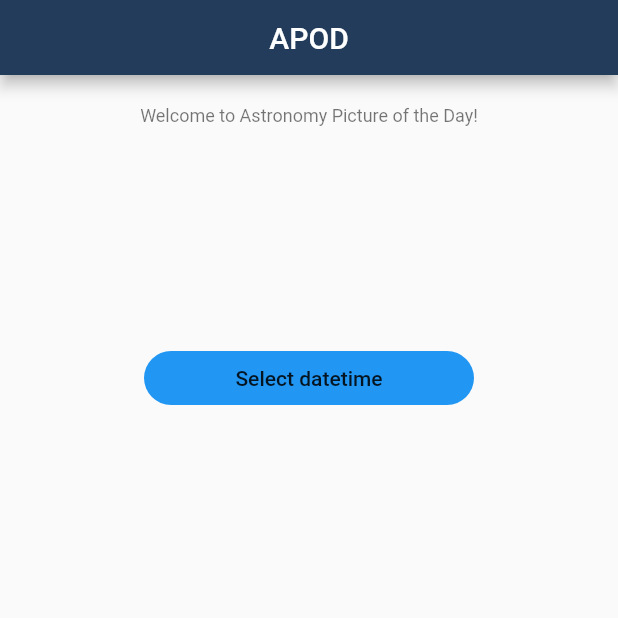
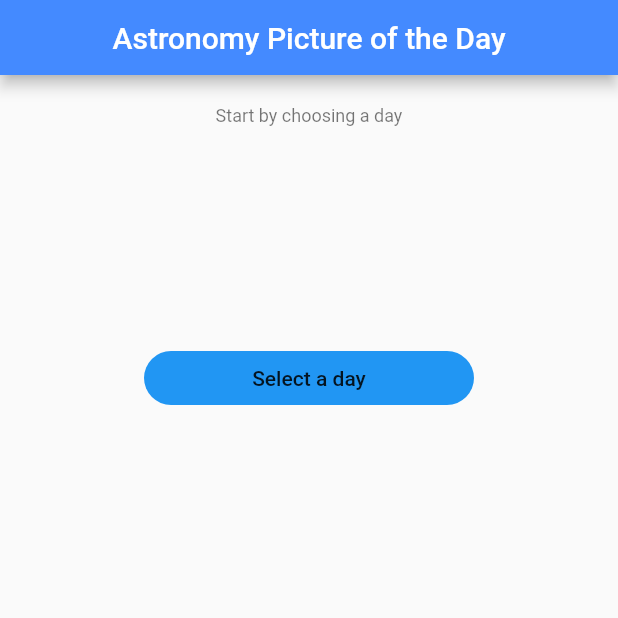
Before and after one commit to leonardodimarchi/nasa-day-picture-app, a Flutter app: the screen it shows after launch, on a phone screen of 412 x 824 dp, the top half of it. Run offline on Flutter 3.47's test engine with Material 2 defaults, Android fonts, the phone set to English and light mode, and no system bars; our stand-ins replace dartz, equatable, flutter_modular, flutter_triple, shimmer, youtube_player_iframe.

Commit message:
update(home_page): changing home texts

```diff
--- a/lib/features/presenter/pages/home_page.dart
+++ b/lib/features/presenter/pages/home_page.dart
@@ -15,7 +15,10 @@ class _HomePageState extends State<HomePage> {
   @override
   Widget build(BuildContext context) {
     return Scaffold(
-      appBar: CustomAppBar(title: 'APOD'),
+      appBar: CustomAppBar(
+        title: 'Astronomy Picture of the Day',
+        backgroundColor: Colors.blueAccent,
+      ),
       body: SafeArea(
         child: Padding(
           padding: const EdgeInsets.all(20),
@@ -23,7 +26,7 @@ class _HomePageState extends State<HomePage> {
             child: Column(
               children: [
                 Text(
-                  "Welcome to Astronomy Picture of the Day!",
+                  "Start by choosing a day",
                   textAlign: TextAlign.center,
                   style: Theme.of(context).textTheme.caption,
                 ),
@@ -31,7 +34,7 @@ class _HomePageState extends State<HomePage> {
                   height: 150,
                 ),
                 RoundButton(
-                  label: "Select datetime",
+                  label: "Select a day",
                   onTap: () async {
                     var datePicked = await showDatePicker(
                       helpText: "Select a datetime",
--- a/lib/features/presenter/widgets/custom_app_bar.dart
+++ b/lib/features/presenter/widgets/custom_app_bar.dart
@@ -5,17 +5,20 @@ class CustomAppBar extends StatelessWidget with PreferredSizeWidget {
   final Size preferredSize;
 
   final String title;
+  final Color backgroundColor;
 
-  CustomAppBar({Key? key, required this.title}) : preferredSize = const Size.fromHeight(50.0), super(key: key);
+  CustomAppBar({
+    Key? key,
+    required this.title,
+    required this.backgroundColor
+  }) : preferredSize = const Size.fromHeight(50.0), super(key: key);
 
   @override
   Widget build(BuildContext context) {
     return AppBar(
       centerTitle: true,
-      title: Text(
-        title,
-      ),
-      backgroundColor: const Color(0xFF233C5C),
+      title: Text(title),
+      backgroundColor: backgroundColor,
     );
   }
 }
```
